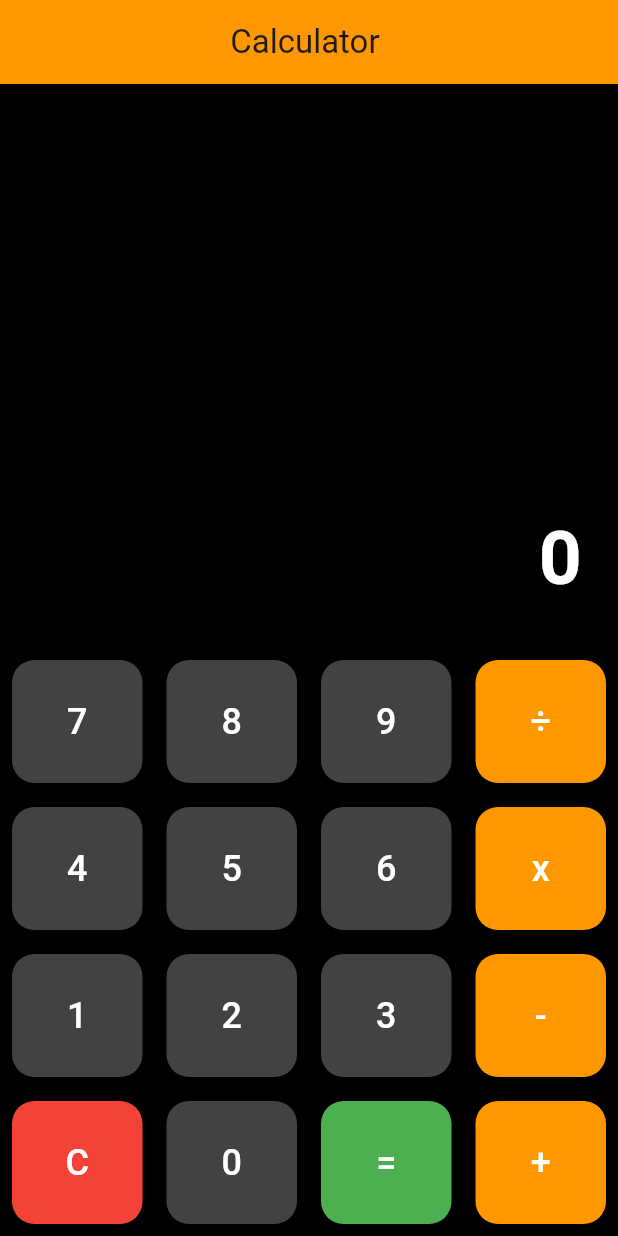
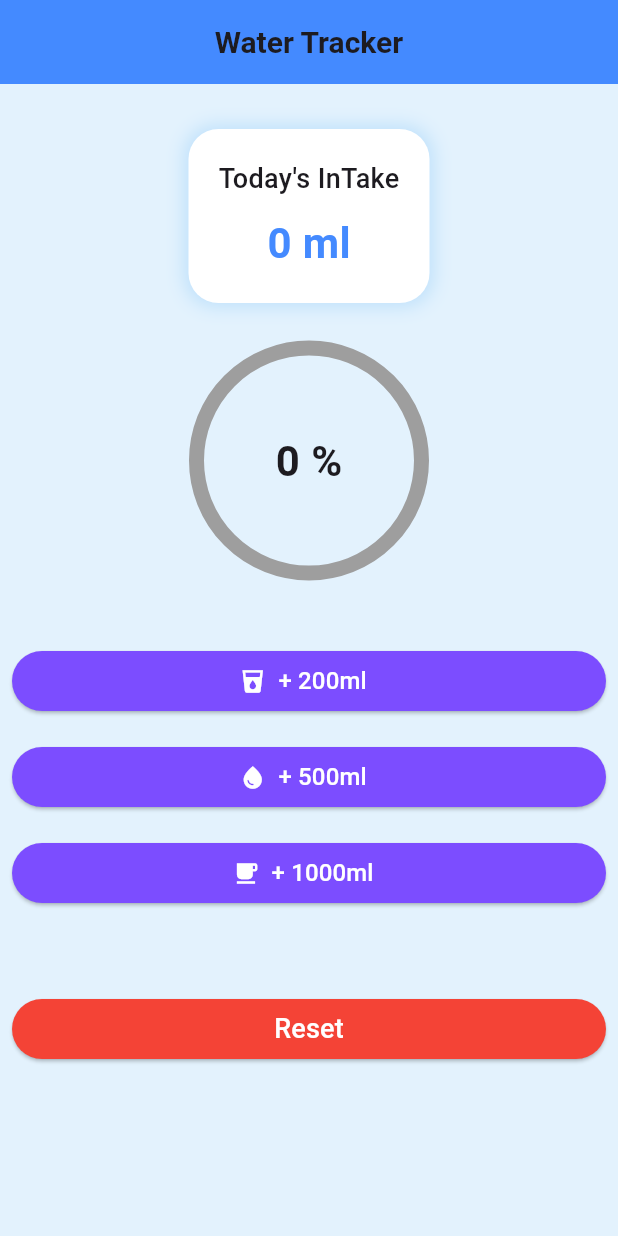
Before and after one commit to taufiqurSabbir/ostad_flutter_09, a Flutter app: the screen it shows after launch, on a phone screen of 412 x 824 dp. Run offline on Flutter 3.47's test engine with Material 3 defaults, Android fonts, the phone set to English and light mode, and no system bars; our stand-ins replace device_preview, sizer.

Commit message:
module-11 class-3 water app

```diff
--- a/lib/myApp.dart
+++ b/lib/myApp.dart
@@ -1,5 +1,6 @@
 import 'package:device_preview/device_preview.dart';
 import 'package:flutter/material.dart';
+import 'package:hello_world/waterTracker.dart';
 import 'package:sizer/sizer.dart';
 
 import 'Home.dart';
@@ -32,7 +33,7 @@
                       backgroundColor: Colors.deepPurpleAccent,
                       foregroundColor: Colors.white))),
           title: 'Ostad Flutter app',
-          home: Calculatorapp(),
+          home: Watertracker(),
         );
       }
     );
--- /dev/null
+++ b/lib/waterTracker.dart
@@ -0,0 +1,139 @@
+import 'package:flutter/material.dart';
+import 'package:hello_world/widget/addWaterBtn.dart';
+
+class Watertracker extends StatefulWidget {
+  const Watertracker({super.key});
+
+  @override
+  State<Watertracker> createState() => _WatertrackerState();
+}
+
+class _WatertrackerState extends State<Watertracker> {
+  int _currentintake = 0;
+  final int _goal = 2000;
+
+
+
+
+  void _waterAdd(int amount){
+    setState(() {
+      if(_currentintake <_goal){
+        _currentintake = (_currentintake+amount).clamp(0, _goal);
+      }
+    });
+  }
+
+  void resetWater(){
+    setState(() {
+      _currentintake = 0;
+    });
+  }
+
+
+  @override
+  Widget build(BuildContext context) {
+    double progress = (_currentintake / _goal).clamp(0.0, 1.0);
+
+    return Scaffold(
+      backgroundColor: Colors.blue.shade50,
+      appBar: AppBar(
+          title: Text(
+            'Water Tracker',
+            style: TextStyle(fontSize: 20, fontWeight: FontWeight.w600),
+          ),
+          backgroundColor: Colors.blueAccent),
+      body: Center(
+        child: Column(
+          crossAxisAlignment: CrossAxisAlignment.center,
+          children: [
+            SizedBox(
+              height: 30,
+            ),
+            Container(
+              padding: EdgeInsets.all(20),
+              decoration: BoxDecoration(
+                  color: Colors.white,
+                  borderRadius: BorderRadius.circular(20),
+                  boxShadow: [
+                    BoxShadow(
+                        color: Colors.blue.withOpacity(0.2),
+                        blurRadius: 10,
+                        spreadRadius: 2)
+                  ]),
+              child: Column(
+                children: [
+                  Text(
+                    "Today's InTake",
+                    style: TextStyle(fontSize: 18, fontWeight: FontWeight.w500),
+                  ),
+                  SizedBox(
+                    height: 10,
+                  ),
+                  Text(
+                    "${_currentintake} ml",
+                    style: TextStyle(
+                        fontSize: 28,
+                        fontWeight: FontWeight.bold,
+                        color: Colors.blueAccent),
+                  )
+                ],
+              ),
+            ),
+            SizedBox(
+              height: 30,
+            ),
+            Stack(
+              alignment: Alignment.center,
+              children: [
+                Container(
+                  height: 150,
+                  width: 150,
+                  child: CircularProgressIndicator(
+                    value: progress, // 0 - 1 1= 100 0.5 = 50%
+                    backgroundColor: Colors.grey.shade500,
+                    color: Colors.blueAccent,
+                    strokeWidth: 10,
+                  ),
+                ),
+                Text(
+                  '${(progress * 100).toInt()} %',
+                  style: TextStyle(fontSize: 28, fontWeight: FontWeight.bold),
+                ),
+              ],
+            ),
+            SizedBox(
+              height: 40,
+            ),
+            Wrap(
+              spacing: 15,
+              children: [
+                addWaterBtn(amount: 200,icon: Icons.local_drink,onClick: () => _waterAdd(200),),
+                addWaterBtn(amount: 500,onClick: () => _waterAdd(500),),
+                addWaterBtn(amount: 1000,icon: Icons.local_cafe,onClick: () => _waterAdd(1000),),
+              ],
+            ),
+            SizedBox(
+              height: 40,
+            ),
+            SizedBox(
+              width: double.infinity,
+              child: Padding(
+                padding: const EdgeInsets.all(8.0),
+                child: ElevatedButton(
+                  style: ElevatedButton.styleFrom(
+                    backgroundColor: Colors.red
+                  ),
+                    onPressed: ()=>resetWater() ,
+                    child: Text(
+                      'Reset',
+                      style:
+                      TextStyle(fontSize: 18, fontWeight: FontWeight.w500),
+                    )),
+              ),
+            )
+          ],
+        ),
+      ),
+    );
+  }
+}
--- /dev/null
+++ b/lib/widget/addWaterBtn.dart
@@ -0,0 +1,25 @@
+import 'package:flutter/material.dart';
+
+
+class addWaterBtn extends StatelessWidget {
+  final int amount;
+  IconData ? icon;
+  final VoidCallback onClick;
+   addWaterBtn({
+    super.key, required this.amount, this.icon, required this.onClick
+  });
+
+  @override
+  Widget build(BuildContext context) {
+    return SizedBox(
+      width: double.infinity,
+      child: Padding(
+        padding: const EdgeInsets.all(8.0),
+        child: ElevatedButton.icon(onPressed: onClick,
+          label: Text("+ ${amount}ml",style: TextStyle(fontSize: 16,fontWeight: FontWeight.w500,color: Colors.white),),
+          icon: Icon(icon ?? Icons.water_drop,color: Colors.white,),
+        ),
+      ),
+    );
+  }
+}
```
